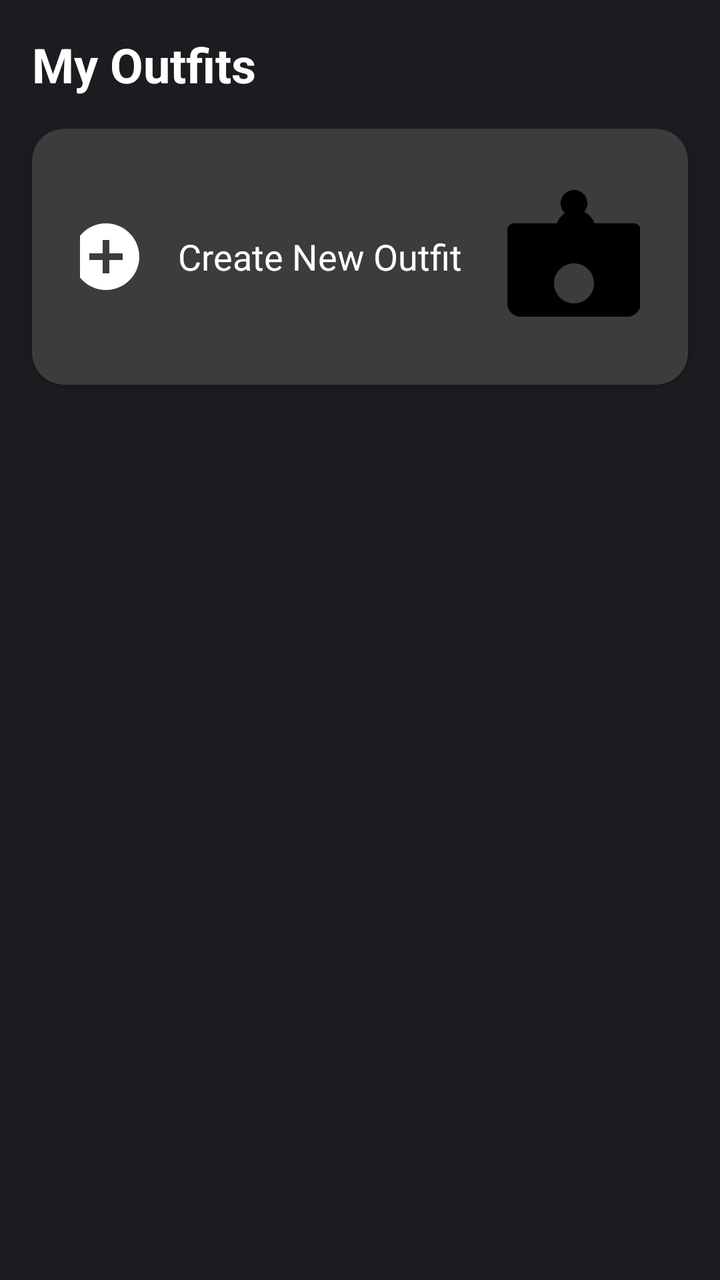
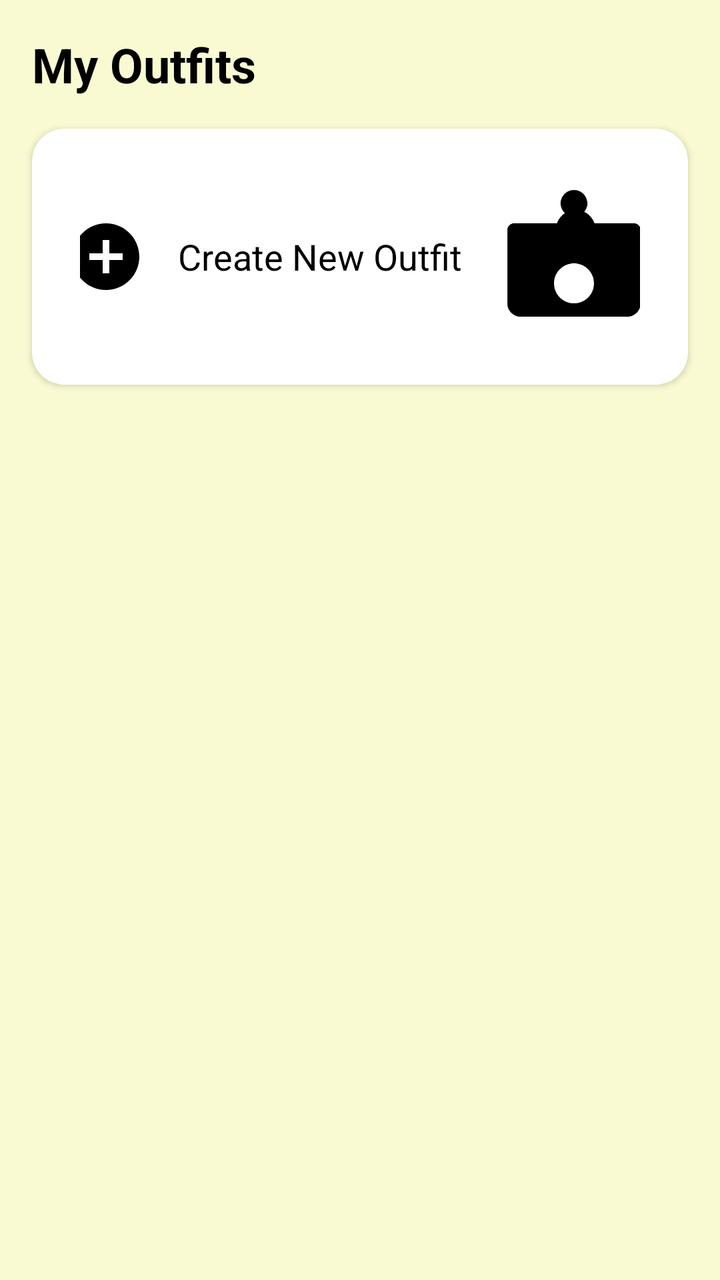

An Android layout rendered at two revisions. The XML below is the earlier revision; the diff shows what the commit changed to produce the second picture.
<!-- AndroidManifest.xml: application theme Theme.WardrobeDigital -->
<!-- res/layout/fragment_outfit.xml -->
<?xml version="1.0" encoding="utf-8"?>
<LinearLayout xmlns:android="http://schemas.android.com/apk/res/android"
    xmlns:app="http://schemas.android.com/apk/res-auto"
    xmlns:tools="http://schemas.android.com/tools"
    android:layout_width="match_parent"
    android:layout_height="match_parent"
    android:background="#1C1B1F"
    android:orientation="vertical"
    tools:context=".ui.outfit.OutfitFragment">



    <TextView
        android:layout_width="wrap_content"
        android:layout_height="wrap_content"
        android:layout_marginStart="16dp"
        android:layout_marginTop="16dp"
        android:layout_marginBottom="16dp"
        android:text="My Outfits"
        android:textColor="@android:color/white"
        android:textSize="24sp"
        android:textStyle="bold" />



    <androidx.cardview.widget.CardView
        android:id="@+id/card_create_outfit"
        android:layout_width="match_parent"
        android:layout_height="wrap_content"
        android:layout_marginStart="16dp"
        android:layout_marginEnd="16dp"
        app:cardBackgroundColor="#3C3C3C"
        app:cardCornerRadius="16dp">

        <LinearLayout
            android:layout_width="match_parent"
            android:layout_height="wrap_content"
            android:gravity="center"
            android:orientation="horizontal"
            android:padding="24dp">

            <ImageView
                android:layout_width="40dp"
                android:layout_height="40dp"
                android:src="@drawable/ic_add_circle"
                app:tint="@android:color/white" />

            <TextView
                android:layout_width="wrap_content"
                android:layout_height="wrap_content"
                android:layout_marginStart="16dp"
                android:text="Create New Outfit"
                android:textColor="@android:color/white"
                android:textSize="18sp" />

            <ImageView
                android:layout_width="80dp"
                android:layout_height="80dp"
                android:layout_marginStart="16dp"
                android:src="@drawable/ic_mannequin" />
        </LinearLayout>
    </androidx.cardview.widget.CardView>

    <androidx.recyclerview.widget.RecyclerView
        android:id="@+id/rv_outfits"
        android:layout_width="match_parent"
        android:layout_height="0dp"
        android:layout_marginTop="16dp"
        android:layout_weight="1"
        android:paddingStart="8dp"
        android:paddingEnd="8dp"
        app:layoutManager="androidx.recyclerview.widget.GridLayoutManager"
        app:spanCount="2"
        tools:listitem="@layout/item_outfit" />

</LinearLayout>
<!-- res/layout/item_outfit.xml (included above) -->
<?xml version="1.0" encoding="utf-8"?>
<com.google.android.material.card.MaterialCardView xmlns:android="http://schemas.android.com/apk/res/android"
    xmlns:app="http://schemas.android.com/apk/res-auto"
    android:id="@+id/outfit_card"
    android:layout_width="match_parent"
    android:layout_height="wrap_content"
    android:layout_margin="8dp"
    app:cardBackgroundColor="#373737"
    app:cardCornerRadius="16dp"
    app:strokeWidth="0dp">

    <LinearLayout
        android:layout_width="match_parent"
        android:layout_height="wrap_content"
        android:orientation="vertical">

        
        <GridLayout
            android:layout_width="match_parent"
            android:layout_height="wrap_content"
            android:columnCount="2"
            android:rowCount="2">

            <ImageView
                android:id="@+id/img_item_1"
                android:layout_width="0dp"
                android:layout_height="80dp"
                android:layout_columnWeight="1"
                android:scaleType="centerCrop"
                android:src="@drawable/placeholder_image" />

            <ImageView
                android:id="@+id/img_item_2"
                android:layout_width="0dp"
                android:layout_height="80dp"
                android:layout_columnWeight="1"
                android:scaleType="centerCrop"
                android:src="@drawable/placeholder_image" />

            <ImageView
                android:id="@+id/img_item_3"
                android:layout_width="0dp"
                android:layout_height="80dp"
                android:layout_columnWeight="1"
                android:scaleType="centerCrop"
                android:src="@drawable/placeholder_image" />

            <ImageView
                android:id="@+id/img_item_4"
                android:layout_width="0dp"
                android:layout_height="80dp"
                android:layout_columnWeight="1"
                android:scaleType="centerCrop"
                android:src="@drawable/placeholder_image" />
        </GridLayout>

        
        <TextView
            android:id="@+id/tv_outfit_name"
            android:layout_width="match_parent"
            android:layout_height="wrap_content"
            android:padding="12dp"
            android:text="Nama Outfit"
            android:textColor="@android:color/white"
            android:textSize="16sp"
            android:textStyle="bold" />
    </LinearLayout>
</com.google.android.material.card.MaterialCardView>
<!-- resources referenced by this layout -->
<resources>
  <!-- drawable ic_add_circle (drawable) -->
  <vector xmlns:android="http://schemas.android.com/apk/res/android"
      android:width="24dp"
      android:height="24dp"
      android:viewportWidth="24"
      android:viewportHeight="24">
      <path
          android:fillColor="#FFFFFF"
          android:pathData="M12,2C6.48,2 2,6.48 2,12s4.48,10 10,10 10,-4.48 10,-10S17.52,2 12,2zM17,13h-4v4h-2v-4H7v-2h4V7h2v4h4v2z" />
  </vector>
  <!-- drawable ic_mannequin (drawable) -->
  <vector xmlns:android="http://schemas.android.com/apk/res/android"
      android:width="24dp"
      android:height="24dp"
      android:viewportWidth="24"
      android:viewportHeight="24">
      <path
          android:fillColor="#000000"
          android:pathData="M12,2c-1.1,0 -2,0.9 -2,2s0.9,2 2,2 2,-0.9 2,-2 -0.9,-2 -2,-2zM21,7h-5.92c-0.44,-1.18 -1.51,-2 -2.82,-2s-2.38,0.82 -2.82,2H3c-0.55,0 -1,0.45 -1,1v11c0,1.1 0.9,2 2,2h16c1.1,0 2,-0.9 2,-2V8c0,-0.55 -0.45,-1 -1,-1zM12,19c-1.66,0 -3,-1.34 -3,-3s1.34,-3 3,-3 3,1.34 3,3 -1.34,3 -3,3z" />
  </vector>
  <!-- drawable placeholder_image (drawable) -->
  <?xml version="1.0" encoding="utf-8"?>
  <shape xmlns:android="http://schemas.android.com/apk/res/android">
      <solid android:color="#3C3C3C" />
  </shape>
  <style name="Theme.WardrobeDigital" parent="Base.Theme.WardrobeDigital" />
  <style name="Base.Theme.WardrobeDigital" parent="Theme.Material3.DayNight">
          
          
      </style>
</resources>

<!-- the commit's change to res/layout/fragment_outfit.xml (unified diff, before → after) -->
@@ -4,7 +4,7 @@
     xmlns:tools="http://schemas.android.com/tools"
     android:layout_width="match_parent"
     android:layout_height="match_parent"
-    android:background="#1C1B1F"
+    android:background="@color/colorAppBackground"
     android:orientation="vertical"
     tools:context=".ui.outfit.OutfitFragment">
 
@@ -17,7 +17,7 @@
         android:layout_marginTop="16dp"
         android:layout_marginBottom="16dp"
         android:text="My Outfits"
-        android:textColor="@android:color/white"
+        android:textColor="@color/colorTextPrimary"
         android:textSize="24sp"
         android:textStyle="bold" />
 
@@ -29,7 +29,7 @@
         android:layout_height="wrap_content"
         android:layout_marginStart="16dp"
         android:layout_marginEnd="16dp"
-        app:cardBackgroundColor="#3C3C3C"
+        app:cardBackgroundColor="@color/colorCard"
         app:cardCornerRadius="16dp">
 
         <LinearLayout
@@ -43,21 +43,22 @@
                 android:layout_width="40dp"
                 android:layout_height="40dp"
                 android:src="@drawable/ic_add_circle"
-                app:tint="@android:color/white" />
+                app:tint="@color/colorTextPrimary" />
 
             <TextView
                 android:layout_width="wrap_content"
                 android:layout_height="wrap_content"
                 android:layout_marginStart="16dp"
                 android:text="Create New Outfit"
-                android:textColor="@android:color/white"
+                android:textColor="@color/colorTextPrimary"
                 android:textSize="18sp" />
 
             <ImageView
                 android:layout_width="80dp"
                 android:layout_height="80dp"
                 android:layout_marginStart="16dp"
-                android:src="@drawable/ic_mannequin" />
+                android:src="@drawable/ic_mannequin"
+                app:tint="@color/colorTextPrimary" />
         </LinearLayout>
     </androidx.cardview.widget.CardView>
 
@@ -82,7 +83,7 @@
     android:layout_width="match_parent"
     android:layout_height="wrap_content"
     android:layout_margin="8dp"
-    app:cardBackgroundColor="#373737"
+    app:cardBackgroundColor="@color/colorCard"
     app:cardCornerRadius="16dp"
     app:strokeWidth="0dp">
 
@@ -138,7 +139,7 @@
             android:layout_height="wrap_content"
             android:padding="12dp"
             android:text="Nama Outfit"
-            android:textColor="@android:color/white"
+            android:textColor="@color/colorTextPrimary"
             android:textSize="16sp"
             android:textStyle="bold" />
     </LinearLayout>
<!-- resource entries referenced after the edit -->
@@ -1,5 +1,8 @@
 <!-- resources referenced by this layout -->
 <resources>
+  <color name="colorAppBackground">#FAFAD2</color>
+  <color name="colorCard">#FFFFFF</color>
+  <color name="colorTextPrimary">#000000</color>
   <!-- drawable ic_add_circle (drawable) -->
   <vector xmlns:android="http://schemas.android.com/apk/res/android"
       android:width="24dp"
@@ -26,8 +29,9 @@
       <solid android:color="#3C3C3C" />
   </shape>
   <style name="Theme.WardrobeDigital" parent="Base.Theme.WardrobeDigital" />
-  <style name="Base.Theme.WardrobeDigital" parent="Theme.Material3.DayNight">
+  <style name="Base.Theme.WardrobeDigital" parent="Theme.Material3.DayNight.NoActionBar">
           
+          <item name="android:windowBackground">@color/colorAppBackground</item>
           
       </style>
 </resources>
